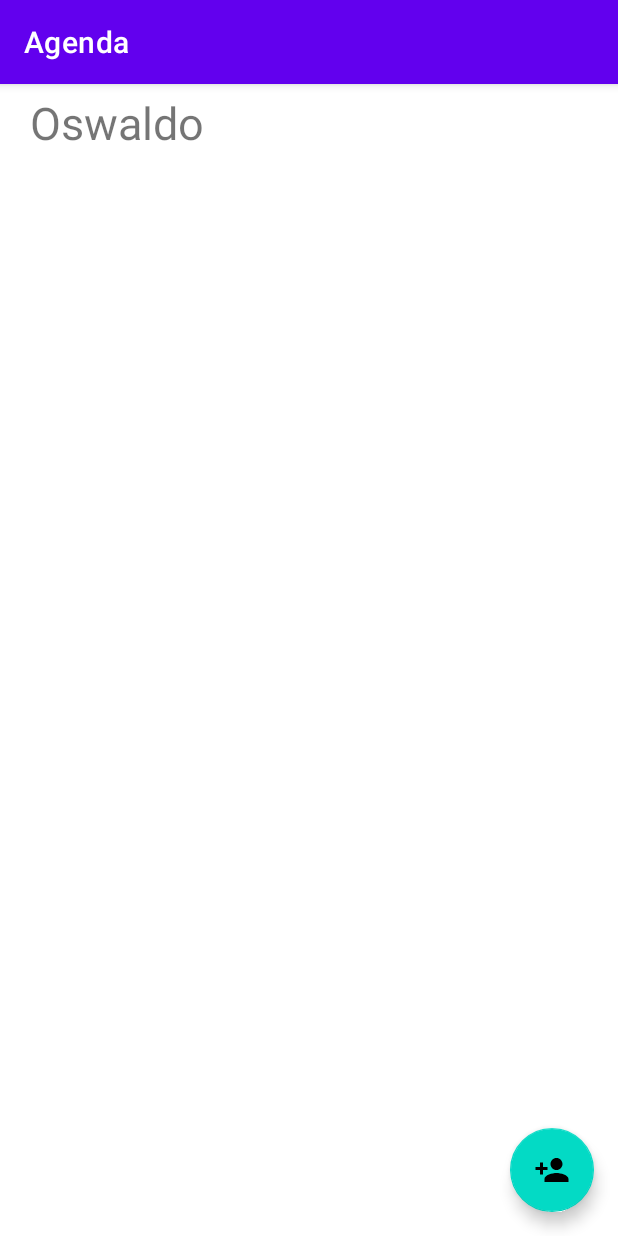
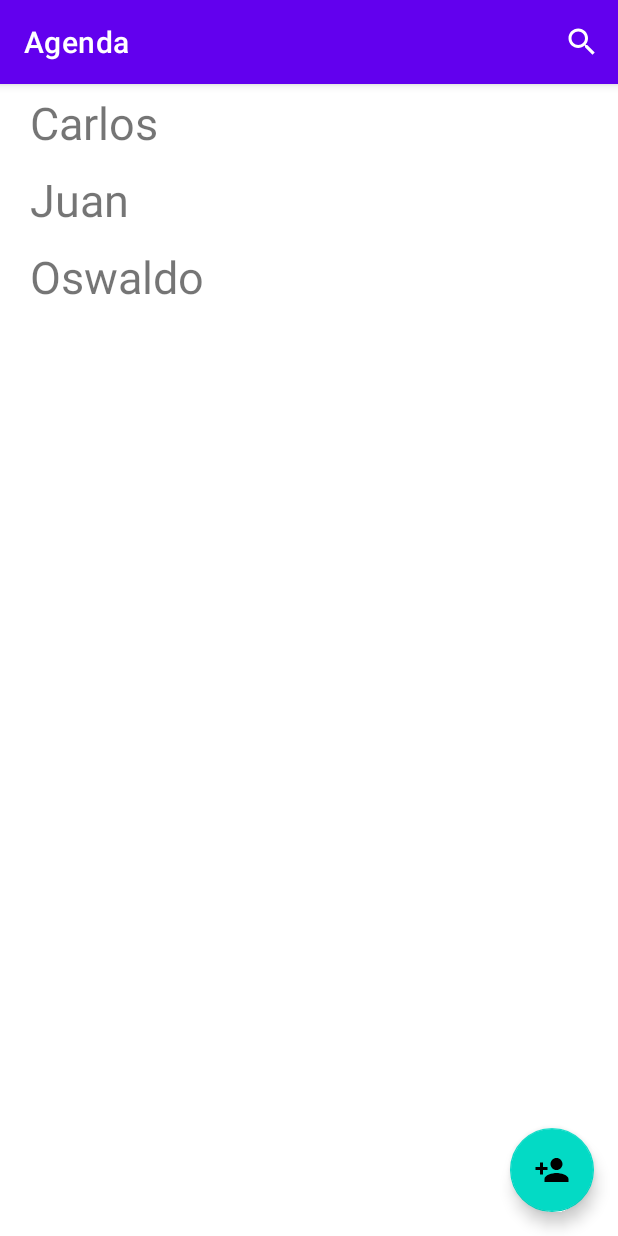
Before and after one commit to BigOsvaap/Agenda, an Android app: the screen it shows after launch (MainActivity), on a phone screen of 412 x 824 dp. Run offline under Robolectric (Android 15) with nearby library versions, the phone set to English and light mode, and no system bars; our stand-ins replace Dagger/Hilt's generated code, Room's generated code.

Commit message:
Added search

```diff
--- a/app/src/main/java/com/bigosvaap/android/agenda/data/AppDatabase.kt
+++ b/app/src/main/java/com/bigosvaap/android/agenda/data/AppDatabase.kt
@@ -1,15 +1,16 @@
 package com.bigosvaap.android.agenda.data
 
+import android.util.Log
 import androidx.room.Database
 import androidx.room.RoomDatabase
 import androidx.sqlite.db.SupportSQLiteDatabase
-import com.bigosvaap.android.agenda.di.ApplicationScope
-import kotlinx.coroutines.CoroutineScope
+import kotlinx.coroutines.Dispatchers
+import kotlinx.coroutines.GlobalScope
 import kotlinx.coroutines.launch
 import javax.inject.Inject
 import javax.inject.Provider
 
-@Database(entities = [Contact::class], version = 1)
+@Database(entities = [Contact::class], version = 1, exportSchema = false)
 abstract class AppDatabase : RoomDatabase() {
 
     abstract fun ContactDao(): ContactDao
@@ -20,7 +21,6 @@ abstract class AppDatabase : RoomDatabase() {
 
     class Callback @Inject constructor(
         private val database: Provider<AppDatabase>,
-        @ApplicationScope private val applicationScope: CoroutineScope
     ) : RoomDatabase.Callback() {
 
         override fun onCreate(db: SupportSQLiteDatabase) {
@@ -28,7 +28,8 @@ abstract class AppDatabase : RoomDatabase() {
 
             val dao = database.get().ContactDao()
 
-            applicationScope.launch {
+            GlobalScope.launch(Dispatchers.IO){
+                Log.d("AppDatabase", "Callback")
                 dao.insert(Contact("Oswaldo", "oswaldo@gmail.com", "2351012288"))
                 dao.insert(Contact("Carlos", "Carlos@gmail.com", "265465461"))
                 dao.insert(Contact("Juan", "Juan@gmail.com", "5464546546"))
--- a/app/src/main/java/com/bigosvaap/android/agenda/data/ContactDao.kt
+++ b/app/src/main/java/com/bigosvaap/android/agenda/data/ContactDao.kt
@@ -9,8 +9,8 @@ interface ContactDao {
     @Query("SELECT * FROM contacts WHERE id = :id")
     fun getContactById(id: Long): Flow<Contact>
 
-    @Query("SELECT * FROM contacts")
-    fun getAllContacts(): Flow<List<Contact>>
+    @Query("SELECT * FROM contacts WHERE name LIKE '%' || :searchQuery || '%' ORDER BY name ")
+    fun getContacts(searchQuery: String): Flow<List<Contact>>
 
     @Insert
     suspend fun insert(contact: Contact)
--- a/app/src/main/java/com/bigosvaap/android/agenda/di/PersistenceModule.kt
+++ b/app/src/main/java/com/bigosvaap/android/agenda/di/PersistenceModule.kt
@@ -21,8 +21,8 @@ object PersistenceModule {
     @Singleton
     fun provideAppDatabase(application: Application, callback: AppDatabase.Callback) =
         Room.databaseBuilder(application, AppDatabase::class.java, AppDatabase.DATABASE_NAME)
+            .addCallback(callback)
             .fallbackToDestructiveMigration()
-            .addCallback(callback)
             .build()
 
 
--- a/app/src/main/java/com/bigosvaap/android/agenda/ui/contacts/ContactsFragment.kt
+++ b/app/src/main/java/com/bigosvaap/android/agenda/ui/contacts/ContactsFragment.kt
@@ -1,12 +1,16 @@
 package com.bigosvaap.android.agenda.ui.contacts
 
 import android.os.Bundle
+import android.view.Menu
+import android.view.MenuInflater
 import android.view.View
+import android.widget.SearchView
 import androidx.fragment.app.Fragment
 import androidx.fragment.app.viewModels
 import androidx.recyclerview.widget.LinearLayoutManager
 import com.bigosvaap.android.agenda.R
 import com.bigosvaap.android.agenda.databinding.FragmentContactsBinding
+import com.bigosvaap.android.agenda.util.onQueryTextChanged
 import dagger.hilt.android.AndroidEntryPoint
 
 @AndroidEntryPoint
@@ -32,6 +36,20 @@ class ContactsFragment : Fragment(R.layout.fragment_contacts) {
             contactsAdapter.submitList(it)
         }
 
+        setHasOptionsMenu(true)
+
     }
 
+    override fun onCreateOptionsMenu(menu: Menu, inflater: MenuInflater) {
+        inflater.inflate(R.menu.menu_fragment_contacts, menu)
+
+
+        val searchItem = menu.findItem(R.id.action_search)
+        val searchView = searchItem.actionView as SearchView
+
+        searchView.onQueryTextChanged{
+            viewModel.searchQuery.value = it
+        }
+
+    }
 }
--- a/app/src/main/java/com/bigosvaap/android/agenda/ui/contacts/ContactsViewModel.kt
+++ b/app/src/main/java/com/bigosvaap/android/agenda/ui/contacts/ContactsViewModel.kt
@@ -4,11 +4,19 @@ import androidx.lifecycle.ViewModel
 import androidx.lifecycle.asLiveData
 import com.bigosvaap.android.agenda.data.ContactDao
 import dagger.hilt.android.lifecycle.HiltViewModel
+import kotlinx.coroutines.flow.MutableStateFlow
+import kotlinx.coroutines.flow.flatMapLatest
 import javax.inject.Inject
 
 @HiltViewModel
 class ContactsViewModel @Inject constructor(private val contactDao: ContactDao) :ViewModel() {
 
-    val contacts = contactDao.getAllContacts().asLiveData()
+    val searchQuery = MutableStateFlow("")
+
+    private val contactsFlow = searchQuery.flatMapLatest {
+        contactDao.getContacts(it)
+    }
+
+    val contacts = contactsFlow.asLiveData()
 
 }
--- /dev/null
+++ b/app/src/main/java/com/bigosvaap/android/agenda/util/ViewExtensions.kt
@@ -0,0 +1,18 @@
+package com.bigosvaap.android.agenda.util
+
+import android.widget.SearchView
+
+inline fun SearchView.onQueryTextChanged(crossinline listener: (String) -> Unit){
+    this.setOnQueryTextListener(object : SearchView.OnQueryTextListener{
+
+        override fun onQueryTextSubmit(query: String?): Boolean {
+            return true
+        }
+
+        override fun onQueryTextChange(newText: String?): Boolean {
+            listener(newText.orEmpty())
+            return true
+        }
+
+    })
+}
--- /dev/null
+++ b/app/src/main/res/drawable/ic_search.xml
@@ -0,0 +1,9 @@
+<vector xmlns:android="http://schemas.android.com/apk/res/android"
+        android:width="24dp"
+        android:height="24dp"
+        android:viewportWidth="24.0"
+        android:viewportHeight="24.0">
+    <path
+        android:fillColor="#FF000000"
+        android:pathData="M15.5,14h-0.79l-0.28,-0.27C15.41,12.59 16,11.11 16,9.5 16,5.91 13.09,3 9.5,3S3,5.91 3,9.5 5.91,16 9.5,16c1.61,0 3.09,-0.59 4.23,-1.57l0.27,0.28v0.79l5,4.99L20.49,19l-4.99,-5zM9.5,14C7.01,14 5,11.99 5,9.5S7.01,5 9.5,5 14,7.01 14,9.5 11.99,14 9.5,14z"/>
+</vector>
--- a/app/src/main/res/layout/contact_item.xml
+++ b/app/src/main/res/layout/contact_item.xml
@@ -2,7 +2,7 @@
 <FrameLayout
     xmlns:android="http://schemas.android.com/apk/res/android" android:layout_width="match_parent"
     xmlns:tools="http://schemas.android.com/tools"
-    android:layout_height="match_parent">
+    android:layout_height="wrap_content">
 
     <TextView
         android:id="@+id/contactName"
--- /dev/null
+++ b/app/src/main/res/menu/menu_fragment_contacts.xml
@@ -0,0 +1,12 @@
+<?xml version="1.0" encoding="utf-8"?>
+<menu xmlns:app="http://schemas.android.com/apk/res-auto"
+    xmlns:android="http://schemas.android.com/apk/res/android">
+
+    <item
+        android:id="@+id/action_search"
+        android:icon="@drawable/ic_search"
+        android:title="@string/search"
+        app:showAsAction="always"
+        app:actionViewClass="android.widget.SearchView" />
+
+</menu>
--- a/app/src/main/res/values/strings.xml
+++ b/app/src/main/res/values/strings.xml
@@ -2,4 +2,5 @@
     <string name="app_name">Agenda</string>
 
     <string name="add_contact">Add contact</string>
+    <string name="search">Search</string>
 </resources>
```
